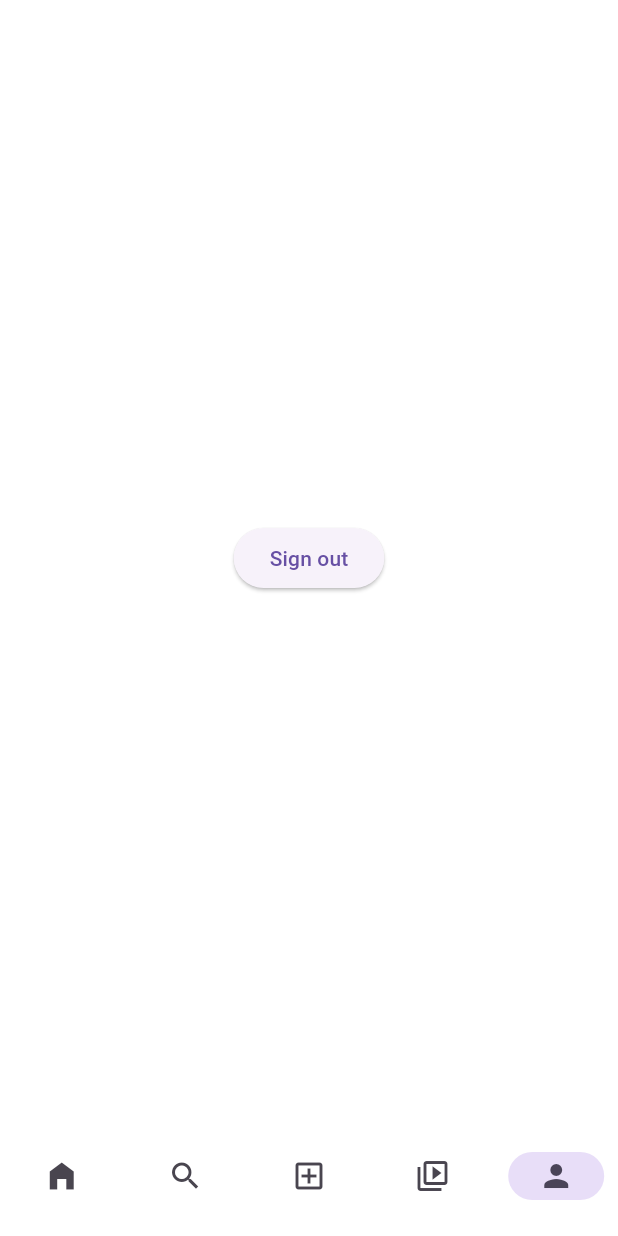
After one commit to git-blackwood/clone-instagram, a Flutter app: the BottomNavBar screen opened directly, item 5 of the bottom bar chosen, on a phone screen of 412 x 824 dp. The commit adds this screen. Run offline on Flutter 3.47's test engine with Material 3 defaults, Android fonts, the phone set to English and light mode, and no system bars; our stand-ins replace image_picker.

Commit message:
feat: Multer

```diff
--- a/App/lib/bottom_nav_bar.dart
+++ b/App/lib/bottom_nav_bar.dart
@@ -1,5 +1,6 @@
 import 'package:clone_instagram_app/view/home_view.dart';
 import 'package:clone_instagram_app/view/add_post_view.dart';
+import 'package:clone_instagram_app/view/my_page_view.dart';
 import 'package:clone_instagram_app/view_model/add_post_view_model.dart';
 import 'package:flutter/material.dart';
 
@@ -22,15 +23,14 @@ class _BottomNavBarState extends State<BottomNavBar> {
         const HomeView(),
         const AddPostView(),
         const HomeView(),
-        const HomeView(),
+        const MyPageView(),
       ][selectedIndex],
       bottomNavigationBar: NavigationBar(
+        selectedIndex: selectedIndex,
         labelBehavior: NavigationDestinationLabelBehavior.alwaysHide,
         onDestinationSelected: (index) {
           setState(() {
             selectedIndex = index;
-
-            debugPrint("BottomNavBar::build - onDestinationSelected index : $selectedIndex");
 
             if (selectedIndex == 2) {
               _addPostViewModel.pickImage();
--- /dev/null
+++ b/App/lib/view/my_page_view.dart
@@ -0,0 +1,25 @@
+import 'package:clone_instagram_app/view/signin_view.dart';
+import 'package:flutter/material.dart';
+
+class MyPageView extends StatelessWidget {
+  const MyPageView({super.key});
+
+  @override
+  Widget build(BuildContext context) {
+    return SafeArea(
+      child: Center(
+        child: Column(
+          mainAxisAlignment: MainAxisAlignment.center,
+          children: [
+            ElevatedButton(
+              onPressed: () {
+                Navigator.of(context).pushReplacement(MaterialPageRoute(builder: (context) => const SigninView()));
+              },
+              child: const Text("Sign out"),
+            ),
+          ],
+        ),
+      ),
+    );
+  }
+}
```
Also changed, not shown: App/lib/repository/post_repository.dart (+8 -13 lines), 6 other files.
